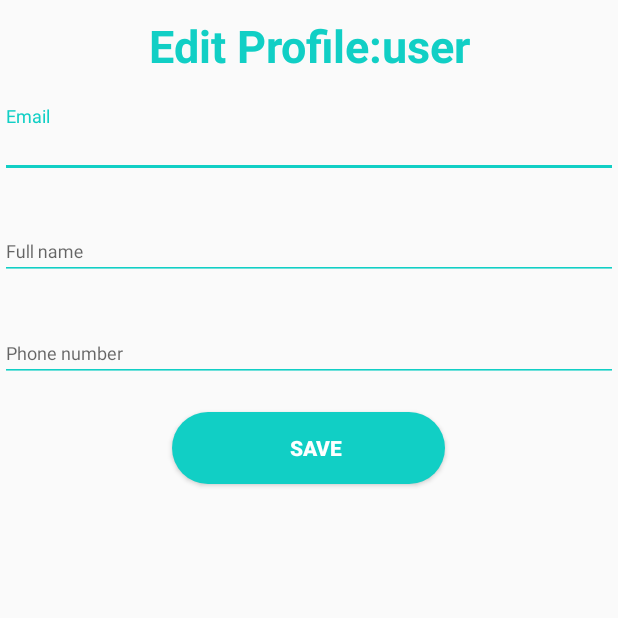
After one commit to CynthiaGichuki/CS-PROJECT1, an Android app: the EditProfile screen opened directly, with no data from a screen before it, on a phone screen of 412 x 824 dp, the top half of it. The commit adds this screen. Run offline under Robolectric (Android 15) with nearby library versions, the phone set to English and light mode, and no system bars; our stand-ins replace Firebase (no records; nobody signed in at launch, a user with empty details on screens opened directly), Picasso; 3 statements that could not run were skipped.

Commit message:
Image and edit profile update

```diff
--- a/app/build.gradle
+++ b/app/build.gradle
@@ -51,6 +51,8 @@ dependencies {
     annotationProcessor 'com.github.bumptech.glide:compiler:4.12.0'
     implementation "androidx.recyclerview:recyclerview:1.1.0"
     //implementation 'com.rengwuxian.materialedittext:library:2.1.4'
+    implementation 'com.google.firebase:firebase-firestore:21.4.2'
+    implementation 'com.squareup.picasso:picasso:2.71828'
 
     implementation platform('com.google.firebase:firebase-bom:28.2.1')
     implementation 'com.google.firebase:firebase-analytics'
--- /dev/null
+++ b/app/src/main/java/com/example/qrcode/EditProfile.java
@@ -0,0 +1,103 @@
+package com.example.qrcode;
+
+import androidx.annotation.NonNull;
+import androidx.appcompat.app.AppCompatActivity;
+
+import android.app.Activity;
+import android.content.Intent;
+import android.net.Uri;
+import android.os.Bundle;
+import android.provider.MediaStore;
+import android.util.Log;
+import android.view.View;
+import android.widget.Button;
+import android.widget.EditText;
+import android.widget.ImageView;
+import android.widget.ProgressBar;
+import android.widget.TextView;
+import android.widget.Toast;
+
+import com.google.android.gms.tasks.OnFailureListener;
+import com.google.android.gms.tasks.OnSuccessListener;
+import com.google.android.material.textfield.TextInputLayout;
+import com.google.firebase.auth.FirebaseAuth;
+import com.google.firebase.auth.FirebaseUser;
+import com.google.firebase.database.DataSnapshot;
+import com.google.firebase.database.DatabaseError;
+import com.google.firebase.database.DatabaseReference;
+import com.google.firebase.database.FirebaseDatabase;
+import com.google.firebase.database.ValueEventListener;
+import com.google.firebase.firestore.DocumentReference;
+import com.google.firebase.firestore.FirebaseFirestore;
+import com.google.firebase.storage.FirebaseStorage;
+import com.google.firebase.storage.StorageReference;
+import com.google.firebase.storage.UploadTask;
+import com.squareup.picasso.Picasso;
+
+import java.util.HashMap;
+import java.util.Map;
+
+public class EditProfile extends AppCompatActivity {
+    private FirebaseAuth mAuth;
+    TextInputLayout fullname,emailaddress,phonenumber;
+    private DatabaseReference reference;
+    private  UserData userData;
+    private ProgressBar progressBar;
+String _fname,_email,_password;
+
+    @Override
+    protected void onCreate(Bundle savedInstanceState) {
+        super.onCreate(savedInstanceState);
+        setContentView(R.layout.activity_edit_profile);
+        mAuth = FirebaseAuth.getInstance();
+        FirebaseUser user = mAuth.getCurrentUser();
+        String name=user.getUid();
+        TextView welcome=findViewById(R.id.editprofile);
+        welcome.setText("Edit Profile:"+name);
+        //hooks
+        fullname=findViewById(R.id.textInputName);
+        emailaddress=findViewById(R.id.textInputEmail);
+        phonenumber=findViewById(R.id.textInputMobile);
+       reference= FirebaseDatabase.getInstance().getReference("Users").child(user.getUid());
+       reference.addValueEventListener(new ValueEventListener() {
+           @Override
+           public void onDataChange(@NonNull DataSnapshot snapshot) {
+               userData = snapshot.getValue(UserData.class);
+               assert userData != null;
+              fullname.getEditText().setText(userData.getFullname());
+              emailaddress.getEditText().setText(userData.getEmail());
+              phonenumber.getEditText().setText(userData.getPhonenumber());
+           }
+
+           @Override
+           public void onCancelled(@NonNull  DatabaseError error) {
+               Toast.makeText(EditProfile.this,error.getMessage(),Toast.LENGTH_SHORT).show();
+           }
+       });
+
+
+
+
+
+
+    }
+
+    public void Update(View view) {
+if(isNameChanged()){
+    Toast.makeText(this,"Successfully changed",Toast.LENGTH_SHORT).show();
+}
+else{
+    Toast.makeText(this,"Data has not been changed",Toast.LENGTH_SHORT).show();
+}
+    }
+
+    private boolean isNameChanged() {
+        if(userData.getFullname().equals(fullname.getEditText().getText().toString())){
+            reference.child(_fname).child(userData.getFullname()).setValue(fullname.getEditText().getText().toString());
+            _fname=fullname.getEditText().getText().toString();
+            return true;
+        }
+        else
+            return false;
+    }
+}
--- /dev/null
+++ b/app/src/main/res/layout/activity_edit_profile.xml
@@ -0,0 +1,80 @@
+<?xml version="1.0" encoding="utf-8"?>
+<RelativeLayout xmlns:android="http://schemas.android.com/apk/res/android"
+    xmlns:app="http://schemas.android.com/apk/res-auto"
+    xmlns:tools="http://schemas.android.com/tools"
+    android:layout_width="match_parent"
+    android:layout_height="match_parent"
+    tools:context=".EditProfile"
+    >
+
+<LinearLayout
+    android:layout_width="match_parent"
+    android:layout_height="match_parent"
+    android:orientation="vertical">
+    <TextView
+        android:layout_width="match_parent"
+        android:layout_height="wrap_content"
+        android:layout_marginTop="10dp"
+        android:text="Edit Profile"
+        android:id="@+id/editprofile"
+        android:gravity="center"
+        android:textColor="@color/colorAccent"
+        android:textSize="30sp"
+        android:textStyle="bold"/>
+
+    <com.google.android.material.textfield.TextInputLayout
+        android:id="@+id/textInputEmail"
+        style="@style/parent"
+        android:layout_marginTop="@dimen/loginViewsMargin">
+        <EditText
+            android:id="@+id/editTextEmail"
+            style="@style/modifiedEditText"
+            android:hint="@string/login_email_hint"
+            android:inputType="textEmailAddress"
+            android:maxLines="1" />
+    </com.google.android.material.textfield.TextInputLayout>
+    <com.google.android.material.textfield.TextInputLayout
+        android:id="@+id/textInputName"
+        style="@style/parent"
+        android:layout_marginTop="@dimen/loginViewsMargin">
+        <EditText
+            android:id="@+id/editTextName"
+            style="@style/modifiedEditText"
+            android:hint="Full name"
+            android:inputType="textPersonName"
+            android:maxLines="1" />
+    </com.google.android.material.textfield.TextInputLayout>
+
+    <com.google.android.material.textfield.TextInputLayout
+        android:id="@+id/textInputMobile"
+        style="@style/parent"
+        android:layout_marginTop="@dimen/loginViewsMargin">
+        <EditText
+            android:id="@+id/editTextMobile"
+            style="@style/modifiedEditText"
+            android:hint="Phone number"
+            android:inputType="textPhonetic"
+            android:maxLines="1" />
+    </com.google.android.material.textfield.TextInputLayout>
+    <ProgressBar
+        android:layout_width="50dp"
+        android:layout_height="50dp"
+        android:id="@+id/progressbar"
+        android:layout_gravity="center"
+        android:indeterminateTint="@color/colorAccent"
+        android:visibility="gone">
+
+    </ProgressBar>
+    <Button
+        android:id="@+id/save"
+        style="@style/loginButton"
+        android:backgroundTint="@color/colorAccent"
+        android:textAlignment="center"
+        android:layout_gravity="center_horizontal"
+        android:onClick="Update"
+        android:layout_marginTop="@dimen/loginViewsMargin"
+        android:text="Save"/>
+
+</LinearLayout>
+
+</RelativeLayout>
--- a/app/src/main/res/layout/image_layout.xml
+++ b/app/src/main/res/layout/image_layout.xml
@@ -17,6 +17,7 @@
             android:layout_height="match_parent"
             android:id="@+id/profileImage"
             android:layout_margin="3dp"
+            tools:ignore="ContentDescription"
             ></de.hdodenhof.circleimageview.CircleImageView>
 
     </androidx.cardview.widget.CardView>
--- a/app/src/main/res/menu/profile_menu.xml
+++ b/app/src/main/res/menu/profile_menu.xml
@@ -1,6 +1,12 @@
 <?xml version="1.0" encoding="utf-8"?>
 <menu xmlns:android="http://schemas.android.com/apk/res/android"
     xmlns:app="http://schemas.android.com/apk/res-auto">
+    <item
+        android:id="@+id/editdetails"
+        android:orderInCategory="100"
+        android:title="Edit Profile"
+        app:showAsAction="never"/>
+
 <item
     android:id="@+id/changepass"
     android:orderInCategory="100"
--- a/app/src/main/res/values/strings.xml
+++ b/app/src/main/res/values/strings.xml
@@ -8,4 +8,5 @@
     <string name="confirm_password">Confirm Password</string>
     <string name="new_password">New password</string>
     <string name="old_password">Old password</string>
+    <string name="save">Save</string>
 </resources>
```
Also changed, not shown: app/src/main/AndroidManifest.xml (+7 -2 lines), app/src/main/java/com/example/qrcode/ImagesList.java (+6 -6 lines), app/src/main/java/com/example/qrcode/ImagesRecyclerAdapter.java (+4 -4 lines), app/src/main/java/com/example/qrcode/Start2Activity.java (+8 -7 lines).
